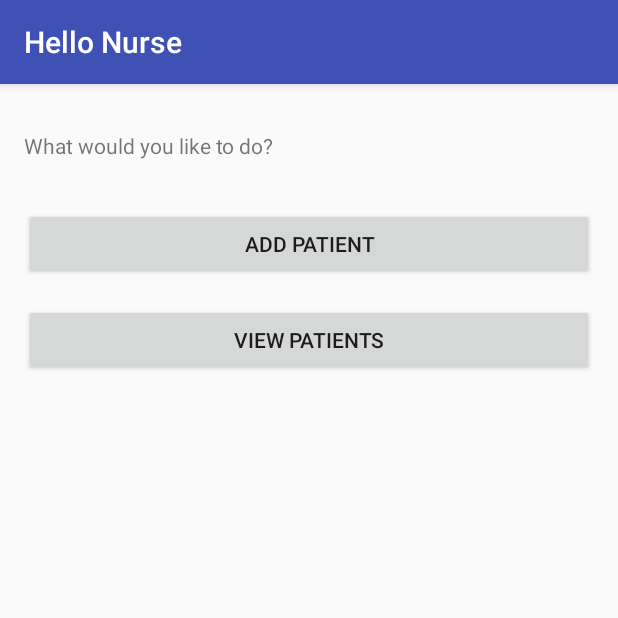
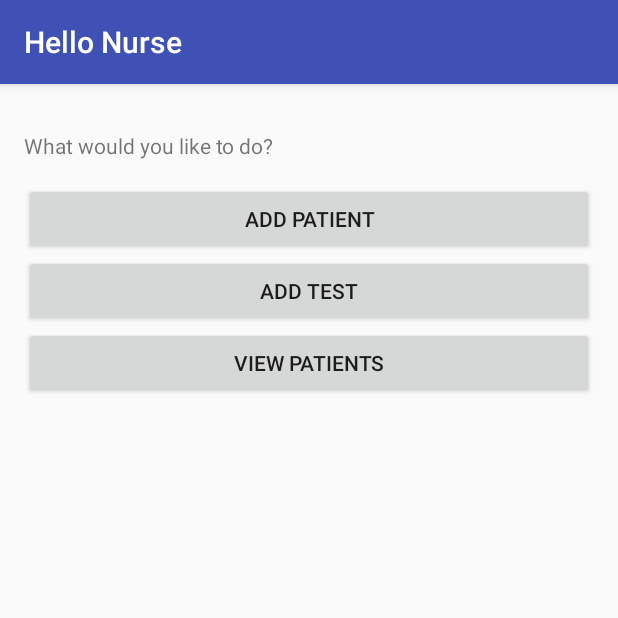
Before and after one commit to Riml/comp304-lab4, an Android app: the NurseView screen opened directly, with no data from a screen before it, on a phone screen of 412 x 824 dp, the top half of it. Run offline under Robolectric (Android 15) with nearby library versions, the phone set to English and light mode, and no system bars.

Commit message:
tests are allowed now

```diff
--- a/app/src/main/java/com/comp304/group1/lab4/NurseView.java
+++ b/app/src/main/java/com/comp304/group1/lab4/NurseView.java
@@ -21,6 +21,11 @@ public class NurseView extends AppCompatActivity {
 
     public void addPatientClick(View v){
         Intent i = new Intent(NurseView.this, AddPatient.class);
+        startActivity(i);
+    }
+
+    public void addTestClick(View v){
+        Intent i = new Intent(NurseView.this, AddTest.class);
         startActivity(i);
     }
 
--- a/app/src/main/res/layout/activity_add_test.xml
+++ b/app/src/main/res/layout/activity_add_test.xml
@@ -24,7 +24,7 @@
     <Spinner
         android:layout_width="match_parent"
         android:layout_height="wrap_content"
-        android:id="@+id/spinner" />
+        android:id="@+id/spnPatient" />
 
     <TextView
         android:text="Current patient survived after:"
@@ -114,7 +114,8 @@
         android:layout_width="match_parent"
         android:layout_height="30dp"
         android:id="@+id/btnNewTest"
-        android:layout_weight="0.01" />
+        android:layout_weight="0.01"
+        android:onClick="onClickAddTest" />
 
     <TextView
         android:text="Previous Tests:"
--- a/app/src/main/res/layout/activity_nurse_view.xml
+++ b/app/src/main/res/layout/activity_nurse_view.xml
@@ -14,8 +14,8 @@
         android:orientation="vertical"
         android:layout_width="match_parent"
         android:layout_height="wrap_content"
-        android:layout_alignParentStart="true"
-        android:layout_alignParentEnd="true">
+        android:layout_alignParentTop="true"
+        android:layout_alignParentStart="true">
 
         <TextView
             android:text="@string/txtNurseChoose"
@@ -33,14 +33,21 @@
             android:layout_height="wrap_content"
             android:layout_below="@+id/welcomeLabel"
             android:layout_centerHorizontal="true"
-            android:layout_marginTop="32dp"
+            android:layout_marginTop="15dp"
             android:id="@+id/button" />
+
+        <Button
+            android:text="Add Test"
+            android:layout_width="match_parent"
+            android:layout_height="wrap_content"
+            android:id="@+id/btnAddTest"
+            android:onClick="addTestClick" />
 
         <Button
             android:text="@string/txtViewPatients"
             android:onClick="showPatients"
             android:layout_height="wrap_content"
-            android:layout_marginTop="16dp"
+
             android:id="@+id/button2"
             android:layout_below="@+id/button"
             android:layout_centerHorizontal="true"
```
Also changed, not shown: app/src/main/java/com/comp304/group1/lab4/AddTest.java (+66 -19 lines).
